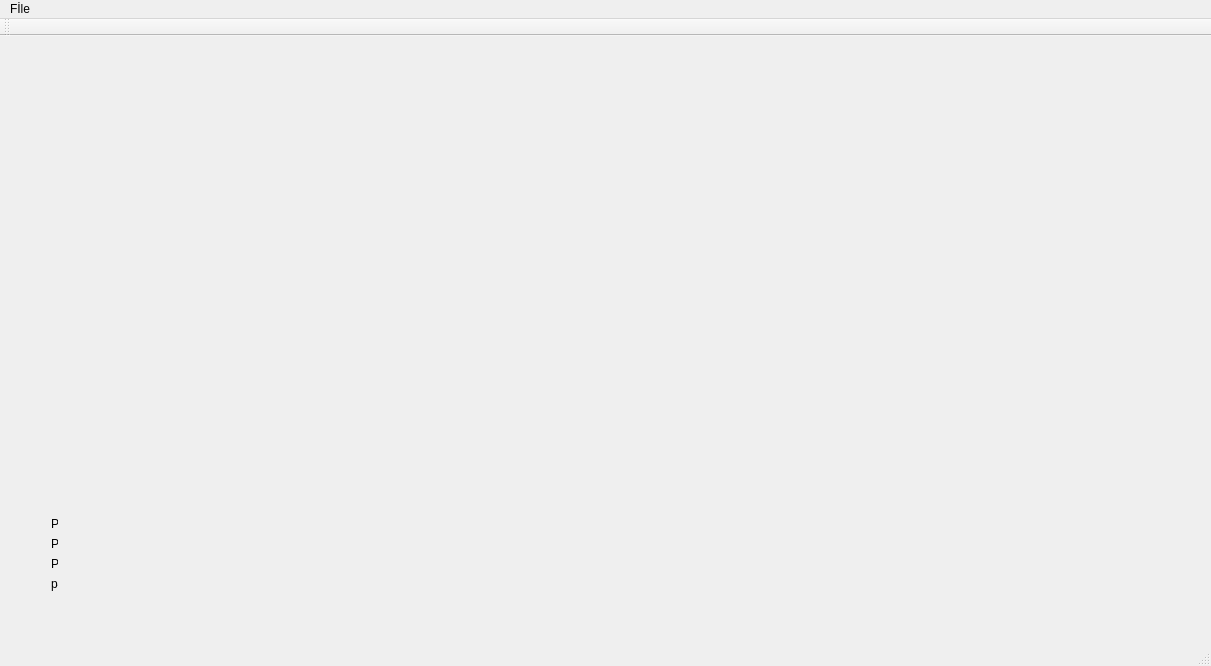
Qt form UserInterface/mainwindow.ui (onurcevik/Bitirme) before a commit.
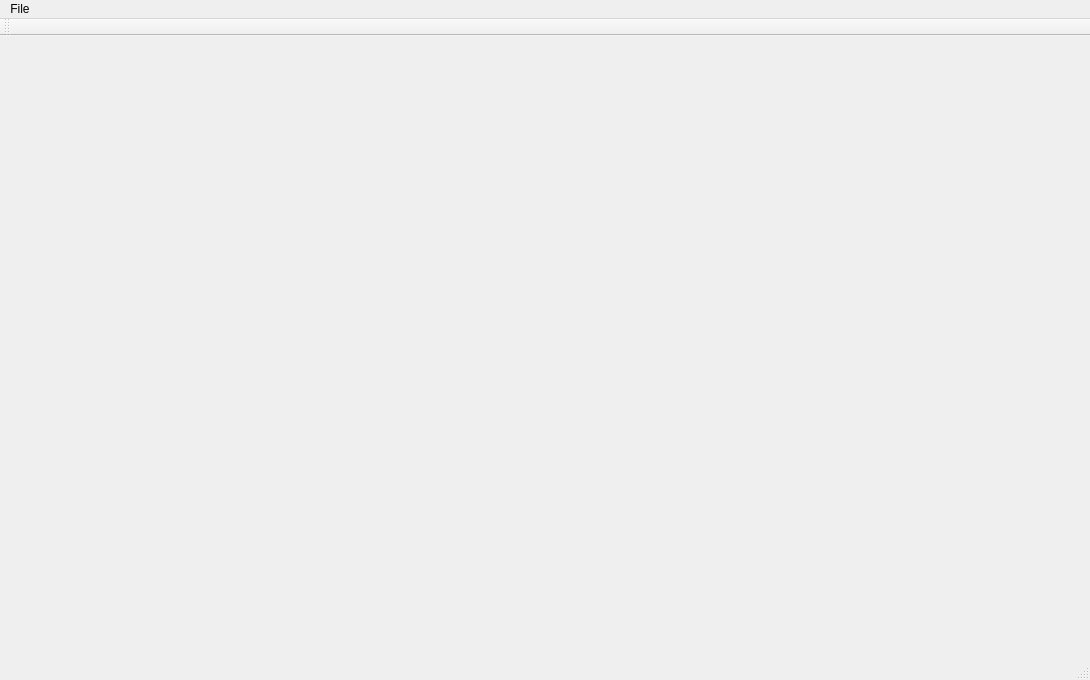
The same form after that commit. Custom widgets are drawn as their Qt base class.

Patch:
```diff
--- a/UserInterface/mainwindow.ui
+++ b/UserInterface/mainwindow.ui
@@ -6,108 +6,23 @@
    <rect>
     <x>0</x>
     <y>0</y>
-    <width>1211</width>
-    <height>666</height>
+    <width>1090</width>
+    <height>680</height>
    </rect>
   </property>
   <property name="windowTitle">
    <string>MainWindow</string>
   </property>
   <widget class="QWidget" name="centralWidget">
-   <widget class="QWidget" name="horizontalLayoutWidget">
+   <widget class="MyGraphicsView" name="graphicsView" native="true">
     <property name="geometry">
      <rect>
-      <x>10</x>
-      <y>10</y>
-      <width>1191</width>
-      <height>361</height>
+      <x>20</x>
+      <y>20</y>
+      <width>881</width>
+      <height>451</height>
      </rect>
     </property>
-    <layout class="QHBoxLayout" name="horizontalLayout_5"/>
-   </widget>
-   <widget class="QWidget" name="layoutWidget">
-    <property name="geometry">
-     <rect>
-      <x>40</x>
-      <y>470</y>
-      <width>41</width>
-      <height>96</height>
-     </rect>
-    </property>
-    <layout class="QVBoxLayout" name="verticalLayout_3">
-     <item>
-      <layout class="QHBoxLayout" name="horizontalLayout">
-       <item>
-        <widget class="QLabel" name="label_1">
-         <property name="text">
-          <string>P1:</string>
-         </property>
-        </widget>
-       </item>
-       <item>
-        <widget class="QLabel" name="p1label">
-         <property name="text">
-          <string/>
-         </property>
-        </widget>
-       </item>
-      </layout>
-     </item>
-     <item>
-      <layout class="QHBoxLayout" name="horizontalLayout_2">
-       <item>
-        <widget class="QLabel" name="label_2">
-         <property name="text">
-          <string>P2:</string>
-         </property>
-        </widget>
-       </item>
-       <item>
-        <widget class="QLabel" name="p2label">
-         <property name="text">
-          <string/>
-         </property>
-        </widget>
-       </item>
-      </layout>
-     </item>
-     <item>
-      <layout class="QHBoxLayout" name="horizontalLayout_3">
-       <item>
-        <widget class="QLabel" name="label_3">
-         <property name="text">
-          <string>P3:</string>
-         </property>
-        </widget>
-       </item>
-       <item>
-        <widget class="QLabel" name="p3label">
-         <property name="text">
-          <string/>
-         </property>
-        </widget>
-       </item>
-      </layout>
-     </item>
-     <item>
-      <layout class="QHBoxLayout" name="horizontalLayout_4">
-       <item>
-        <widget class="QLabel" name="label_4">
-         <property name="text">
-          <string>p4:</string>
-         </property>
-        </widget>
-       </item>
-       <item>
-        <widget class="QLabel" name="p4label">
-         <property name="text">
-          <string/>
-         </property>
-        </widget>
-       </item>
-      </layout>
-     </item>
-    </layout>
    </widget>
   </widget>
   <widget class="QMenuBar" name="menuBar">
@@ -115,17 +30,17 @@
     <rect>
      <x>0</x>
      <y>0</y>
-     <width>1211</width>
+     <width>1090</width>
      <height>22</height>
     </rect>
    </property>
-   <widget class="QMenu" name="menuF_le">
+   <widget class="QMenu" name="menuFile">
     <property name="title">
-     <string>Fİle</string>
+     <string>File</string>
     </property>
     <addaction name="actionOpen"/>
    </widget>
-   <addaction name="menuF_le"/>
+   <addaction name="menuFile"/>
   </widget>
   <widget class="QToolBar" name="mainToolBar">
    <attribute name="toolBarArea">
@@ -143,6 +58,14 @@
   </action>
  </widget>
  <layoutdefault spacing="6" margin="11"/>
+ <customwidgets>
+  <customwidget>
+   <class>MyGraphicsView</class>
+   <extends>QWidget</extends>
+   <header>mygraphicsview.h</header>
+   <container>1</container>
+  </customwidget>
+ </customwidgets>
  <resources/>
  <connections/>
 </ui>
```
